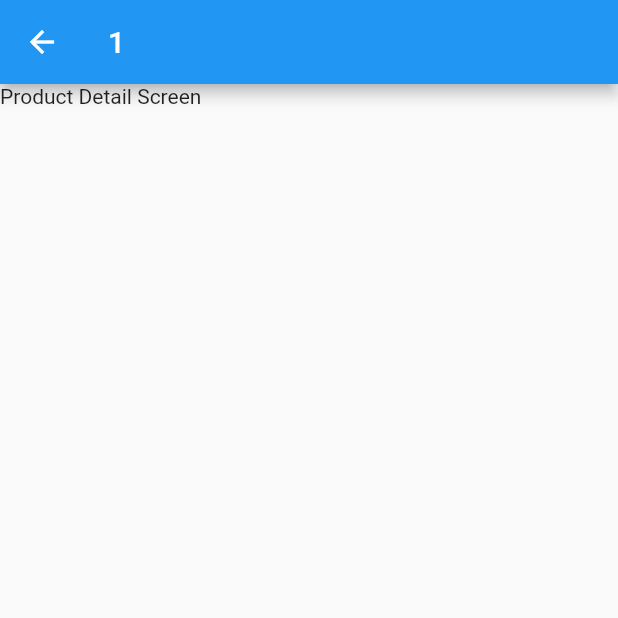
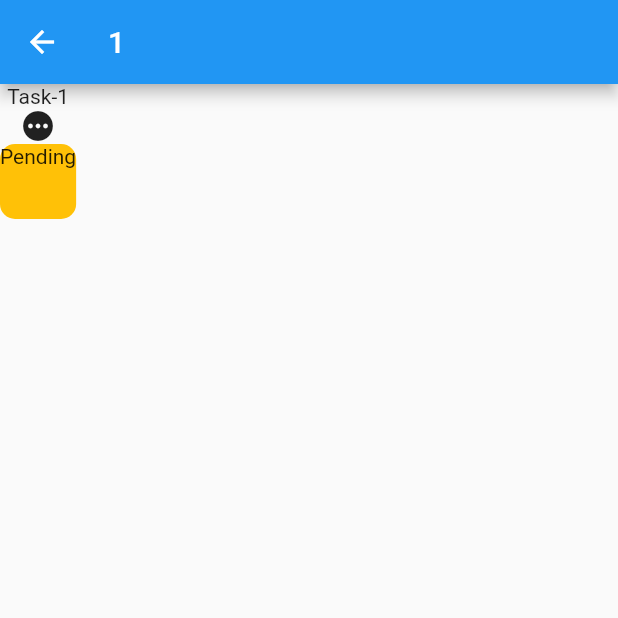
Before and after one commit to mfdcoder/Flutter-todo, a Flutter app: the screen it shows after launch, after a tap on "Task-1", on a phone screen of 412 x 824 dp, the top half of it. Run offline on Flutter 3.47's test engine with Material 2 defaults, Android fonts, the phone set to English and light mode, and no system bars.

Commit message:
Added provider, multi provider and consumer

```diff
--- a/lib/main.dart
+++ b/lib/main.dart
@@ -1,6 +1,11 @@
+// import 'package:dcdg/dcdg.dart';
 import 'package:flutter/material.dart';
+import 'package:provider/provider.dart';
+
 import './screens/todo_home_screen.dart';
 import './screens/todo_detail_screen.dart';
+import './providers/todos_provider.dart';
+import './providers/todo.dart';
 
 void main() {
   runApp(MyApp());
@@ -10,7 +15,12 @@ class MyApp extends StatelessWidget {
   // This widget is the root of your application.
   @override
   Widget build(BuildContext context) {
-    return MaterialApp(
+    return MultiProvider(
+      providers: [
+        ChangeNotifierProvider(create: (ctx) => ToDosProvider()),
+        // ChangeNotifierProvider(create: (ctx) => ToDo()),
+      ],
+      child: MaterialApp(
         title: 'ToDo App',
         theme: ThemeData(
           // This is the theme of your application.
@@ -24,11 +34,12 @@ class MyApp extends StatelessWidget {
           // is not restarted.
           primarySwatch: Colors.blue,
         ),
-      home: TodoHomeScreen(),
+        // home: TodoHomeScreen(),
         routes: {
           '/': (ctx) => TodoHomeScreen(),
           TooDetailScreen.routeName: (ctx) => TooDetailScreen(),
         },
+      ),
     );
   }
 }
--- a/lib/models/todo.dart
+++ /dev/null
@@ -1,17 +0,0 @@
-import 'status_enum.dart';
-
-class ToDo {
-  final String id;
-  final String title;
-  final String body;
-  final DateTime deadline;
-  final Status status;
-
-  ToDo({
-    required this.id,
-    required this.title,
-    required this.body,
-    required this.deadline,
-    this.status = Status.pending,
-  });
-}
--- /dev/null
+++ b/lib/providers/todo.dart
@@ -0,0 +1,43 @@
+import 'package:flutter/material.dart';
+
+import '../models/status_enum.dart';
+
+class ToDo with ChangeNotifier {
+  final String id;
+  final String title;
+  final String body;
+  final DateTime deadline;
+  Status status;
+
+  ToDo({
+    required this.id,
+    required this.title,
+    required this.body,
+    required this.deadline,
+    this.status = Status.pending,
+  });
+
+  String get statusString {
+    switch (status) {
+      case Status.pending:
+        return 'Pending';
+      case Status.completed:
+        return 'Completed';
+      case Status.overdue:
+        return 'Overdue';
+      default:
+        return '';
+    }
+  }
+
+  void updateStaus() {
+    print(id + ' - Old Status ' + status.toString());
+    if (status == Status.completed) {
+      status = Status.pending;
+    } else {
+      status = Status.completed;
+    }
+    print('New Status ' + status.toString());
+    notifyListeners();
+  }
+}
--- /dev/null
+++ b/lib/providers/todos_provider.dart
@@ -0,0 +1,63 @@
+import 'package:flutter/material.dart';
+
+import 'todo.dart';
+import './../models/status_enum.dart';
+
+class ToDosProvider with ChangeNotifier {
+  List<ToDo> _todos = [
+    ToDo(
+      id: '1',
+      title: 'Task-1',
+      body: 'Body for task-11',
+      deadline: DateTime.now(),
+      status: Status.pending,
+    ),
+    ToDo(
+      id: '2',
+      title: 'Task-2',
+      body: 'Body for task-2',
+      deadline: DateTime.now(),
+      status: Status.pending,
+    ),
+    ToDo(
+      id: '3',
+      title: 'Task-3',
+      body: 'Body for task-3',
+      deadline: DateTime.now(),
+      status: Status.pending,
+    ),
+    ToDo(
+      id: '4',
+      title: 'Task-4',
+      body: 'Body for task-4',
+      deadline: DateTime.now(),
+      status: Status.pending,
+    ),
+    ToDo(
+      id: '5',
+      title: 'Task-5',
+      body: 'Body for task-5',
+      deadline: DateTime.now(),
+      status: Status.pending,
+    ),
+  ];
+
+  List<ToDo> get items {
+    return [..._todos]; // Return deep copy
+  }
+
+  ToDo findById(id) {
+    return _todos.firstWhere((element) => element.id == id);
+  }
+
+  void updateStatusById(id) {
+    final selectedItem = _todos.firstWhere((element) => element.id == id);
+    if (selectedItem.status == Status.pending) {
+      selectedItem.status = Status.completed;
+    } else {
+      selectedItem.status = Status.pending;
+    }
+
+    notifyListeners();
+  }
+}
--- a/lib/screens/todo_detail_screen.dart
+++ b/lib/screens/todo_detail_screen.dart
@@ -1,9 +1,9 @@
 import 'package:flutter/material.dart';
+import 'package:provider/provider.dart';
+import 'package:todoapp/providers/todo.dart';
 
-import '../models/todo.dart';
-import '../models/status_enum.dart';
-
-import '../widgets/todo_item.dart';
+import './../providers/todos_provider.dart';
+import './../models/status_enum.dart';
 
 class TooDetailScreen extends StatelessWidget {
   // const TodoHomeScreen({Key? key}) : super(key: key);
@@ -14,14 +14,39 @@ class TooDetailScreen extends StatelessWidget {
 
   @override
   Widget build(BuildContext context) {
-    final todoId = ModalRoute.of(context)?.settings.arguments as String;
+    final itemId = ModalRoute.of(context)?.settings.arguments as String;
+    final todosData = Provider.of<ToDosProvider>(
+      context,
+      listen: false,
+    );
 
+    // final todo = Provider.of<ToDo>(
+    //   context,
+    //   listen: true,
+    // );
+    final todo = todosData.findById(itemId);
+    print('Detail Screen re-rendered');
     return Scaffold(
         appBar: AppBar(
-          title: Text(todoId),
+          title: Text(todo.id),
         ),
-        body: Container(
-          child: Text('Product Detail Screen'),
-        ));
+        body: Column(children: [
+          Text(todo.title),
+          Icon(todo.status == Status.pending ? Icons.pending : Icons.done),
+          GestureDetector(
+            child: Container(
+              // Consmer used to optimize in a way that only some portion of the widget tree re-renders
+              child: Consumer<ToDosProvider>(
+                  builder: (_, foo, __) => Text(todo.statusString)),
+              // child: Text(todo.statusString)),
+              height: 50,
+              decoration: BoxDecoration(
+                color: Colors.amber,
+                borderRadius: BorderRadius.circular(10),
+              ),
+            ),
+            onTap: () => todosData.updateStatusById(itemId),
+          ),
+        ]));
   }
 }
--- a/lib/screens/todo_home_screen.dart
+++ b/lib/screens/todo_home_screen.dart
@@ -1,50 +1,9 @@
 import 'package:flutter/material.dart';
 
-import '../models/todo.dart';
-import '../models/status_enum.dart';
-
-import '../widgets/todo_item.dart';
+import './../widgets/todo_listview.dart';
 
 class TodoHomeScreen extends StatelessWidget {
   // const TodoHomeScreen({Key? key}) : super(key: key);
-
-  final List<ToDo> todos = [
-    ToDo(
-      id: '1',
-      title: 'Task-1',
-      body: 'Body for task-11',
-      deadline: DateTime.now(),
-      status: Status.pending,
-    ),
-    ToDo(
-      id: '2',
-      title: 'Task-2',
-      body: 'Body for task-2',
-      deadline: DateTime.now(),
-      status: Status.pending,
-    ),
-    ToDo(
-      id: '3',
-      title: 'Task-3',
-      body: 'Body for task-3',
-      deadline: DateTime.now(),
-      status: Status.pending,
-    ),
-    ToDo(
-      id: '4',
-      title: 'Task-4',
-      body: 'Body for task-4',
-      deadline: DateTime.now(),
-      status: Status.pending,
-    ),
-    ToDo(
-      id: '5',
-      title: 'Task-5',
-      body: 'Body for task-5',
-      deadline: DateTime.now(),
-      status: Status.pending,
-    ),
-  ];
 
   @override
   Widget build(BuildContext context) {
@@ -52,12 +11,7 @@ class TodoHomeScreen extends StatelessWidget {
       appBar: AppBar(
         title: Text('ToDo\'s'),
       ),
-      body: ListView.builder(
-        itemCount: todos.length,
-        itemBuilder: (context, index) {
-          return ToDoItem(todos[index]);
-        },
-      ),
+      body: ToDoListView(),
     );
   }
 }
--- a/lib/widgets/todo_item.dart
+++ b/lib/widgets/todo_item.dart
@@ -1,18 +1,32 @@
 import 'package:flutter/material.dart';
-import '../models/todo.dart';
+import 'package:provider/provider.dart';
+import '../providers/todo.dart';
 
 import './../screens/todo_detail_screen.dart';
+import './../providers/todo.dart';
 
 class ToDoItem extends StatelessWidget {
-  final ToDo item;
+  // final ToDo item;
 
-  ToDoItem(this.item);
+  // ToDoItem(this.item);
 
   @override
   Widget build(BuildContext context) {
+    final item = Provider.of<ToDo>(context);
     return ListTile(
       title: Text(item.title),
       subtitle: Text(item.body),
+      trailing: GestureDetector(
+        child: Container(
+          child: Text(item.statusString),
+          height: 30,
+          decoration: BoxDecoration(
+            color: Colors.amber,
+            borderRadius: BorderRadius.circular(10),
+          ),
+        ),
+        onTap: () => item.updateStaus(),
+      ),
       onTap: () {
         // Navigator.of(context).push(
         //     MaterialPageRoute(builder: (ctx) => TooDetailScreen(item.title)));
--- /dev/null
+++ b/lib/widgets/todo_listview.dart
@@ -0,0 +1,23 @@
+import 'package:flutter/material.dart';
+import 'package:provider/provider.dart';
+
+import './todo_item.dart';
+import './../providers/todos_provider.dart';
+
+class ToDoListView extends StatelessWidget {
+  @override
+  Widget build(BuildContext context) {
+    final todosData = Provider.of<ToDosProvider>(context);
+    final todos = todosData.items;
+
+    return ListView.builder(
+      itemCount: todos.length,
+      itemBuilder: (context, index) {
+        return ChangeNotifierProvider(
+          create: (c) => todos[index],
+          child: ToDoItem(),
+        );
+      },
+    );
+  }
+}
--- a/pubspec.yaml
+++ b/pubspec.yaml
@@ -29,10 +29,14 @@ dependencies:
   # Use with the CupertinoIcons class for iOS style icons.
   cupertino_icons: ^1.0.2
   intl: ^0.17.0
+  provider: ^5.0.0
+  # dcdg: ^3.1.1
+
 
 dev_dependencies:
   flutter_test:
     sdk: flutter
+
 
 # For information on the generic Dart part of this file, see the
 # following page: https://dart.dev/tools/pub/pubspec
```
Also changed, not shown: pubspec.lock. Lines whose indentation alone changed are shown as unchanged.
